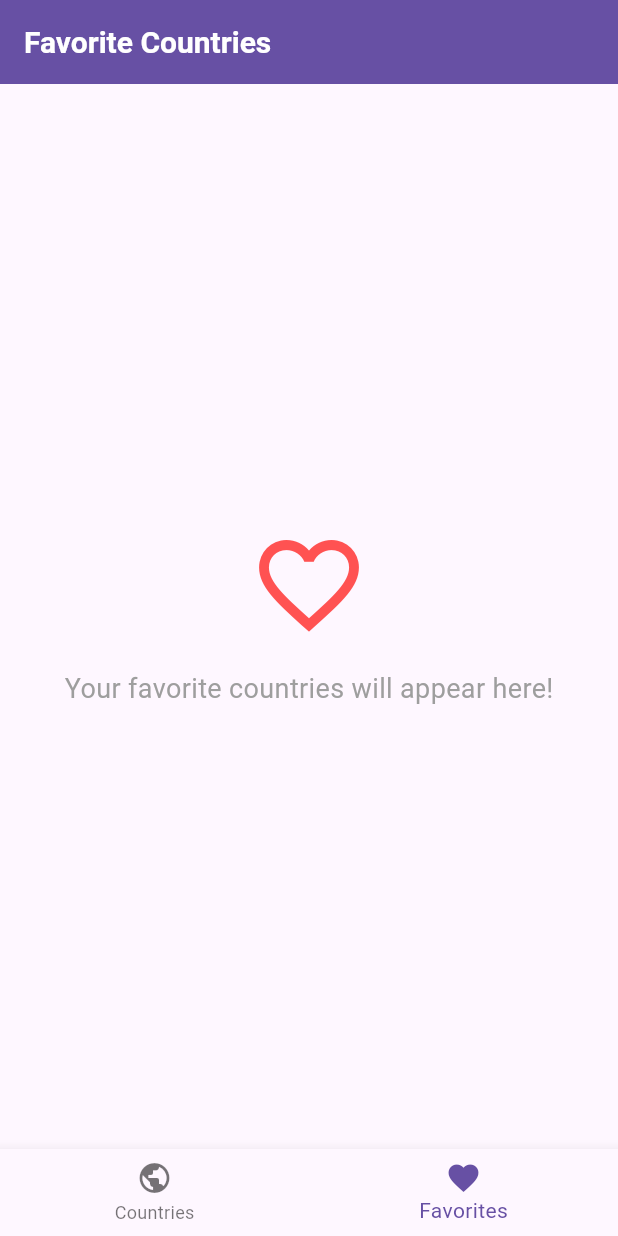
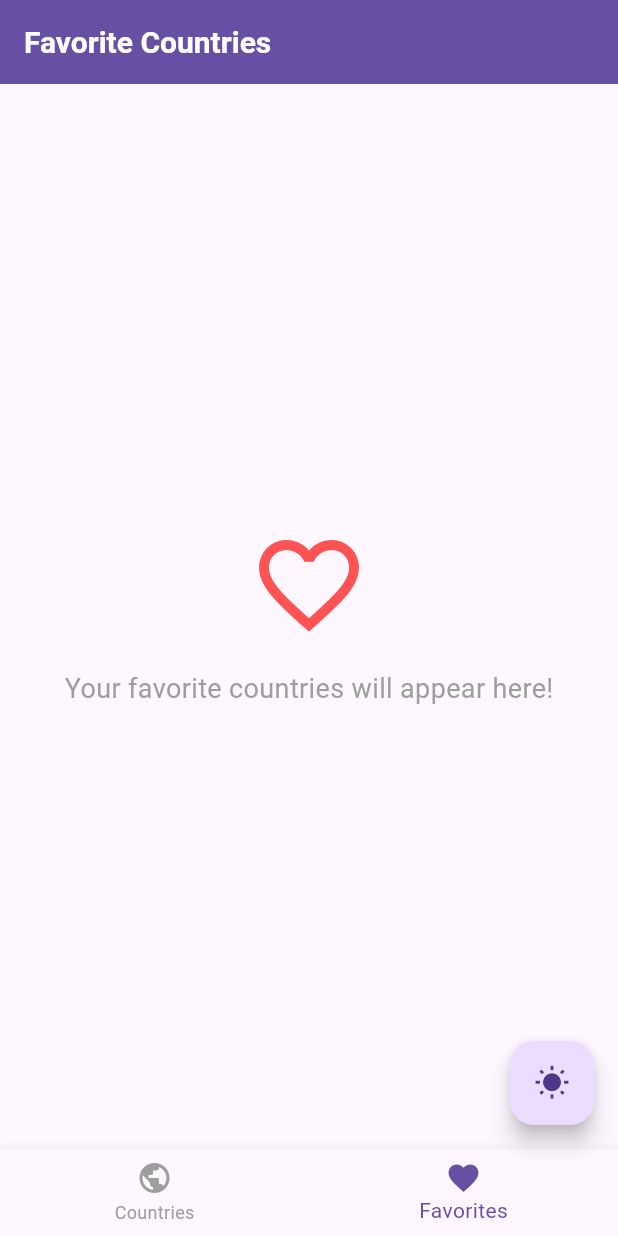
Before and after one commit to hedi-ben-slimen/country_app, a Flutter app: the screen it shows after launch, item 2 of the bottom bar chosen, on a phone screen of 412 x 824 dp. Run offline on Flutter 3.47's test engine with Material 3 defaults, Android fonts, the light colour scheme and no system bars; network calls fail.

Commit message:
added the theme toggle and removeed the duplicated service.dart from git

```diff
--- a/lib/Screen/app_wrapper.dart
+++ b/lib/Screen/app_wrapper.dart
@@ -3,7 +3,14 @@ import 'countries_screen.dart';
 import 'favourites_screen.dart';
 
 class AppWrapper extends StatefulWidget {
-  const AppWrapper({super.key});
+  final VoidCallback onToggleTheme;
+  final bool isDark;
+
+  const AppWrapper({
+    super.key,
+    required this.onToggleTheme,
+    required this.isDark,
+  });
 
   @override
   State<AppWrapper> createState() => _AppWrapperState();
@@ -26,22 +33,32 @@ class _AppWrapperState extends State<AppWrapper> {
   @override
   Widget build(BuildContext context) {
     return Scaffold(
-      body: Center(
-        child: _widgetOptions.elementAt(_selectedIndex),
+      floatingActionButton: FloatingActionButton(
+        onPressed: widget.onToggleTheme,
+        tooltip: widget.isDark ? 'Switch to light mode' : 'Switch to dark mode',
+        child: Icon(widget.isDark ? Icons.nights_stay : Icons.wb_sunny),
       ),
+      body: Center(child: _widgetOptions.elementAt(_selectedIndex)),
       bottomNavigationBar: BottomNavigationBar(
         items: const <BottomNavigationBarItem>[
-          BottomNavigationBarItem(
-            icon: Icon(Icons.public),
-            label: 'Countries',
-          ),
+          BottomNavigationBarItem(icon: Icon(Icons.public), label: 'Countries'),
           BottomNavigationBarItem(
             icon: Icon(Icons.favorite),
             label: 'Favorites',
           ),
         ],
         currentIndex: _selectedIndex,
-        selectedItemColor: Theme.of(context).primaryColor,
+        // Use white colors for icons/text when in dark mode so they remain visible
+        selectedItemColor: widget.isDark
+            ? Colors.white
+            : Theme.of(context).primaryColor,
+        unselectedItemColor: widget.isDark ? Colors.white70 : Colors.grey,
+        selectedIconTheme: IconThemeData(
+          color: widget.isDark ? Colors.white : Theme.of(context).primaryColor,
+        ),
+        unselectedIconTheme: IconThemeData(
+          color: widget.isDark ? Colors.white70 : Colors.grey,
+        ),
         onTap: _onItemTapped,
       ),
     );
--- a/lib/main.dart
+++ b/lib/main.dart
@@ -9,26 +9,38 @@ void main() {
   runApp(
     MultiProvider(
       providers: [
-        // SM-01: Implement Provider to manage your app state
+        // App state
         ChangeNotifierProvider(
-          // Injecting ApiService into the CountryProvider constructor
           create: (_) => CountryProvider(apiService: ApiService()),
         ),
       ],
-      child: const CountryExplorerApp(),
+      child: CountryExplorerApp(),
     ),
   );
 }
 
-class CountryExplorerApp extends StatelessWidget {
+class CountryExplorerApp extends StatefulWidget {
   const CountryExplorerApp({super.key});
 
   @override
+  State<CountryExplorerApp> createState() => _CountryExplorerAppState();
+}
+
+class _CountryExplorerAppState extends State<CountryExplorerApp> {
+  ThemeMode _mode = ThemeMode.light;
+
+  void _toggleTheme() {
+    setState(() {
+      _mode = _mode == ThemeMode.dark ? ThemeMode.light : ThemeMode.dark;
+    });
+  }
+
+  @override
   Widget build(BuildContext context) {
-    // MS-01: Basic app structure with "Country Explorer" title
     return MaterialApp(
       title: 'Country Explorer',
       theme: ThemeData(
+        brightness: Brightness.light,
         primarySwatch: Colors.indigo,
         appBarTheme: const AppBarTheme(
           elevation: 0,
@@ -38,8 +50,6 @@ class CountryExplorerApp extends StatelessWidget {
             fontWeight: FontWeight.bold,
           ),
         ),
-        // FINAL FIX: Use CardThemeData to configure card appearance
-        // This ensures the correct type is assigned for this SDK.
         cardTheme: CardThemeData(
           elevation: 4,
           shape: RoundedRectangleBorder(
@@ -48,8 +58,31 @@ class CountryExplorerApp extends StatelessWidget {
         ),
         useMaterial3: true,
       ),
+      darkTheme: ThemeData(
+        brightness: Brightness.dark,
+        primarySwatch: Colors.indigo,
+        appBarTheme: const AppBarTheme(
+          elevation: 0,
+          titleTextStyle: TextStyle(
+            color: Colors.white,
+            fontSize: 20,
+            fontWeight: FontWeight.bold,
+          ),
+        ),
+        cardTheme: CardThemeData(
+          elevation: 4,
+          shape: RoundedRectangleBorder(
+            borderRadius: BorderRadius.circular(15),
+          ),
+        ),
+        useMaterial3: true,
+      ),
+      themeMode: _mode,
       // Home is set to AppWrapper which contains the BottomNavigationBar
-      home: const AppWrapper(),
+      home: AppWrapper(
+        onToggleTheme: _toggleTheme,
+        isDark: _mode == ThemeMode.dark,
+      ),
     );
   }
 }
```
